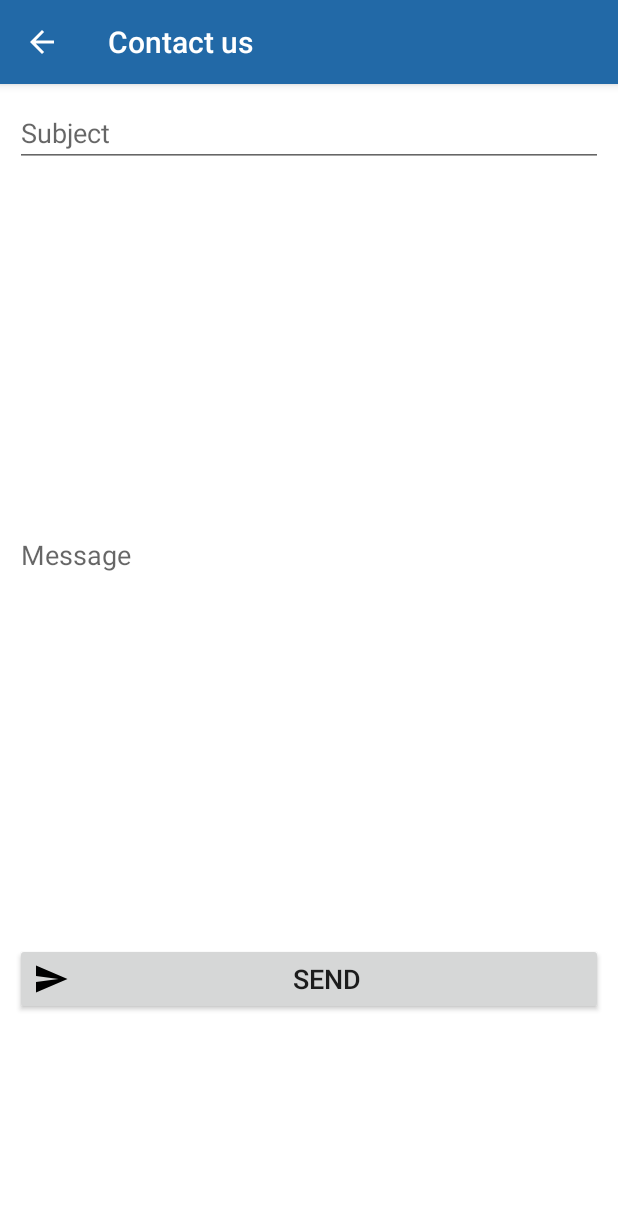
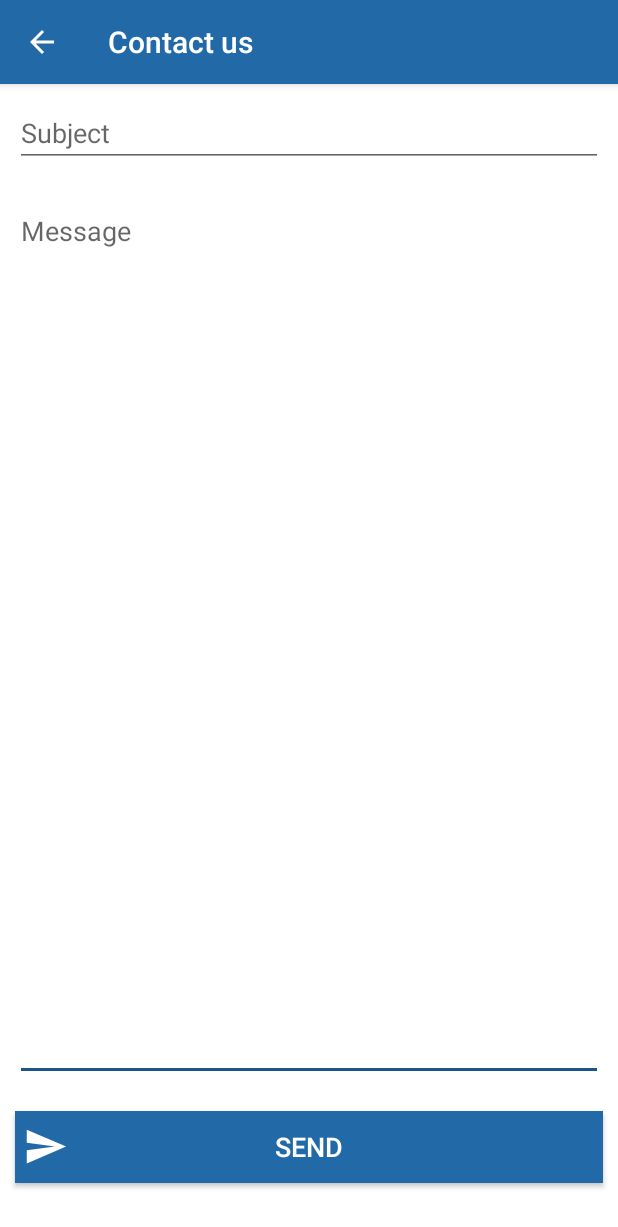
Before and after one commit to GAJ2L/Eventtus, an Android app: the ContactActivity screen opened directly, with no data from a screen before it, on a phone screen of 412 x 824 dp. Shown: the top 1227 px of the screen. Run offline under Robolectric (Android 15) with nearby library versions, the phone set to English and light mode, and no system bars.

Commit message:
Add tela de avaliação e ajustado cores

```diff
--- a/app/src/main/AndroidManifest.xml
+++ b/app/src/main/AndroidManifest.xml
@@ -32,6 +32,9 @@
             android:name=".view.activities.ContactActivity"
             android:label="@string/title_contact"></activity>
         <activity
+            android:name=".view.activities.ToRateActivity"
+            android:label="@string/title_to_rate_activity"></activity>
+        <activity
             android:name=".view.activities.LoginActivity"
             android:label="@string/app_name"
             android:theme="@style/AppTheme.NoActionBar">
--- a/app/src/main/java/com/gaj2l/eventtus/view/fragments/ActivityFragment.java
+++ b/app/src/main/java/com/gaj2l/eventtus/view/fragments/ActivityFragment.java
@@ -28,12 +28,14 @@ public class ActivityFragment extends Fragment {
         activities = new ArrayList();
         Activity a = new Activity();
         a.setName("Palestra um");
+        a.setId(1);
         a.setDtStart( OffsetDateTime.of(2017,01,06,17,10,0,0, ZoneOffset.UTC) );
         a.setDtEnd( OffsetDateTime.of(2017,01,06,17,50,0,0, ZoneOffset.UTC) );
         a.setLocalName("Prédio 12 - Sala 201");
         activities.add(a);
         Activity b = new Activity();
         b.setName("Palestra DOIS");
+        b.setId(2);
         b.setDtStart( OffsetDateTime.of(2017,01,06,8,00,0,0, ZoneOffset.UTC) );
         b.setDtEnd( OffsetDateTime.of(2017,01,07,18,30,0,0, ZoneOffset.UTC) );
         b.setLocalName("Prédio 15 - Sala 301");
--- /dev/null
+++ b/app/src/main/res/drawable/back.xml
@@ -0,0 +1,4 @@
+<vector android:height="30dp" android:viewportHeight="24.0"
+    android:viewportWidth="24.0" android:width="30dp" xmlns:android="http://schemas.android.com/apk/res/android">
+    <path android:fillColor="#FFF" android:pathData="M20,11H7.83l5.59,-5.59L12,4l-8,8 8,8 1.41,-1.41L7.83,13H20v-2z"/>
+</vector>
--- /dev/null
+++ b/app/src/main/res/drawable/send_white.xml
@@ -0,0 +1,4 @@
+<vector android:height="30dp" android:viewportHeight="24.0"
+    android:viewportWidth="24.0" android:width="30dp" xmlns:android="http://schemas.android.com/apk/res/android">
+    <path android:fillColor="#FFF" android:pathData="M2.01,21L23,12 2.01,3 2,10l15,2 -15,2z"/>
+</vector>
--- a/app/src/main/res/layout/activity_contact.xml
+++ b/app/src/main/res/layout/activity_contact.xml
@@ -16,8 +16,12 @@
             android:layout_alignEnd="@+id/txtMessage"
             android:layout_alignParentBottom="true"
             android:layout_alignStart="@+id/txtMessage"
-            android:layout_marginBottom="147dp"
-            android:drawableStart="@drawable/send"
+            android:layout_marginBottom="35dp"
+            android:background="@color/colorPrimary"
+            android:drawableLeft="@drawable/send_white"
+            android:paddingLeft="5dp"
+            android:paddingRight="35dp"
+            android:textColor="@android:color/white"
             android:text="@string/lbl_btn_send"
             android:textSize="18sp" />
 
@@ -26,17 +30,17 @@
             android:layout_width="wrap_content"
             android:layout_height="wrap_content"
             android:layout_above="@+id/btnSend"
+            android:layout_gravity="top|left"
+            android:gravity="top"
+            android:layout_centerInParent="true"
             android:layout_alignEnd="@+id/txtSubject"
             android:layout_alignStart="@+id/txtSubject"
             android:layout_below="@+id/txtSubject"
-            android:layout_marginBottom="10dp"
-            android:layout_marginTop="10dp"
+            android:layout_marginBottom="20dp"
+            android:layout_marginTop="20dp"
             android:ems="10"
             android:hint="@string/lbl_message"
-            android:inputType="textAutoCorrect|textMultiLine"
-            android:singleLine="false"
-            android:textAlignment="viewStart"
-            android:textDirection="inherit" />
+            android:inputType="textMultiLine" />
 
         <EditText
             android:id="@+id/txtSubject"
--- a/app/src/main/res/layout/card_activity_layout.xml
+++ b/app/src/main/res/layout/card_activity_layout.xml
@@ -11,7 +11,7 @@
     android:layout_marginTop="7dp"
     android:clickable="true"
     android:foreground="?selectableItemBackground"
-    card_view:cardBackgroundColor="@color/colorAccent"
+    card_view:cardBackgroundColor="@color/colorAccentWhite"
     card_view:cardElevation="3dp">
 
     <RelativeLayout
--- a/app/src/main/res/layout/card_layout.xml
+++ b/app/src/main/res/layout/card_layout.xml
@@ -10,7 +10,7 @@
     android:layout_marginTop="7dp"
     android:clickable="true"
     android:foreground="?selectableItemBackground"
-    card_view:cardBackgroundColor="@color/colorAccent"
+    card_view:cardBackgroundColor="@color/colorAccentWhite"
     card_view:cardCornerRadius="12dp"
     card_view:cardElevation="3dp">
 
--- a/app/src/main/res/layout/fragment_activity.xml
+++ b/app/src/main/res/layout/fragment_activity.xml
@@ -3,7 +3,7 @@
     xmlns:tools="http://schemas.android.com/tools"
     android:layout_width="match_parent"
     android:layout_height="match_parent"
-    android:background="@color/colorAccent"
+    android:background="@color/colorAccentWhite"
     tools:context="com.gaj2l.eventtus.view.activities.BaseActivity">
     <android.support.v7.widget.RecyclerView
         android:id="@+id/activities_list"
--- a/app/src/main/res/layout/fragment_detail_activity.xml
+++ b/app/src/main/res/layout/fragment_detail_activity.xml
@@ -3,7 +3,7 @@
     xmlns:tools="http://schemas.android.com/tools"
     android:layout_width="match_parent"
     android:layout_height="match_parent"
-    android:background="@color/colorAccent"
+    android:background="@color/colorAccentWhite"
     tools:context="com.gaj2l.eventtus.view.activities.BaseActivity">
     <ScrollView xmlns:android="http://schemas.android.com/apk/res/android"
         android:layout_width="fill_parent"
@@ -24,7 +24,7 @@
             android:layout_marginTop="7dp"
             android:clickable="true"
             android:foreground="?selectableItemBackground"
-            card_view:cardBackgroundColor="@color/colorAccent"
+            card_view:cardBackgroundColor="@color/colorAccentWhite"
             card_view:cardElevation="3dp">
 
             <RelativeLayout
--- a/app/src/main/res/layout/fragment_detail_event.xml
+++ b/app/src/main/res/layout/fragment_detail_event.xml
@@ -3,7 +3,7 @@
     xmlns:tools="http://schemas.android.com/tools"
     android:layout_width="match_parent"
     android:layout_height="match_parent"
-    android:background="@color/colorAccent"
+    android:background="@color/colorAccentWhite"
     tools:context="com.gaj2l.eventtus.view.activities.BaseActivity">
     <ScrollView xmlns:android="http://schemas.android.com/apk/res/android"
         android:layout_width="fill_parent"
@@ -24,7 +24,7 @@
             android:layout_marginTop="7dp"
             android:clickable="true"
             android:foreground="?selectableItemBackground"
-            card_view:cardBackgroundColor="@color/colorAccent"
+            card_view:cardBackgroundColor="@color/colorAccentWhite"
             card_view:cardElevation="3dp">
 
             <RelativeLayout
--- a/app/src/main/res/layout/fragment_event.xml
+++ b/app/src/main/res/layout/fragment_event.xml
@@ -3,7 +3,7 @@
     xmlns:tools="http://schemas.android.com/tools"
     android:layout_width="match_parent"
     android:layout_height="match_parent"
-    android:background="@color/colorAccent"
+    android:background="@color/colorAccentWhite"
     tools:context=".view.activities.BaseActivity">
     <android.support.v7.widget.RecyclerView
         android:id="@+id/events_list"
--- a/app/src/main/res/values/colors.xml
+++ b/app/src/main/res/values/colors.xml
@@ -1,6 +1,7 @@
 <?xml version="1.0" encoding="utf-8"?>
 <resources>
     <color name="colorPrimary">#2269a7</color>
-    <color name="colorPrimaryDark">#2269A7</color>
-    <color name="colorAccent">#ffffff</color>
+    <color name="colorPrimaryDark">#1b5689</color>
+    <color name="colorAccent">#1b5689</color>
+    <color name="colorAccentWhite">#ffffff</color>
 </resources>
--- a/app/src/main/res/values/strings.xml
+++ b/app/src/main/res/values/strings.xml
@@ -39,6 +39,7 @@
     <string name="system">System</string>
     <string name="exit">Exit</string>
     <string name="title_details_activity">Details of activity</string>
+    <string name="title_to_rate_activity">To Rate</string>
     <!-- END TITLES-->
 
     <!-- START LABELS-->
@@ -66,5 +67,7 @@
     <string name="btn_delete">Delete</string>
     <string name="btn_contact">Contact</string>
     <string name="btn_activities_event">Activities</string>
+    <string name="btnSend">Send</string>
+    <string name="btnBack" >Back</string>
     <!-- END ERRORS-->
 </resources>
```
Also changed, not shown: app/src/main/java/com/gaj2l/eventtus/models/Evaluation.java (+18 -0 lines), app/src/main/java/com/gaj2l/eventtus/repositories/EvaluationRepository.java (+14 -5 lines), app/src/main/java/com/gaj2l/eventtus/view/activities/ToRateActivity.java (added, +80 -0 lines), app/src/main/java/com/gaj2l/eventtus/view/fragments/DetailActivityFragment.java (+14 -0 lines), app/src/main/res/layout/activity_to_rate.xml (added, +67 -0 lines), 2 other files.
